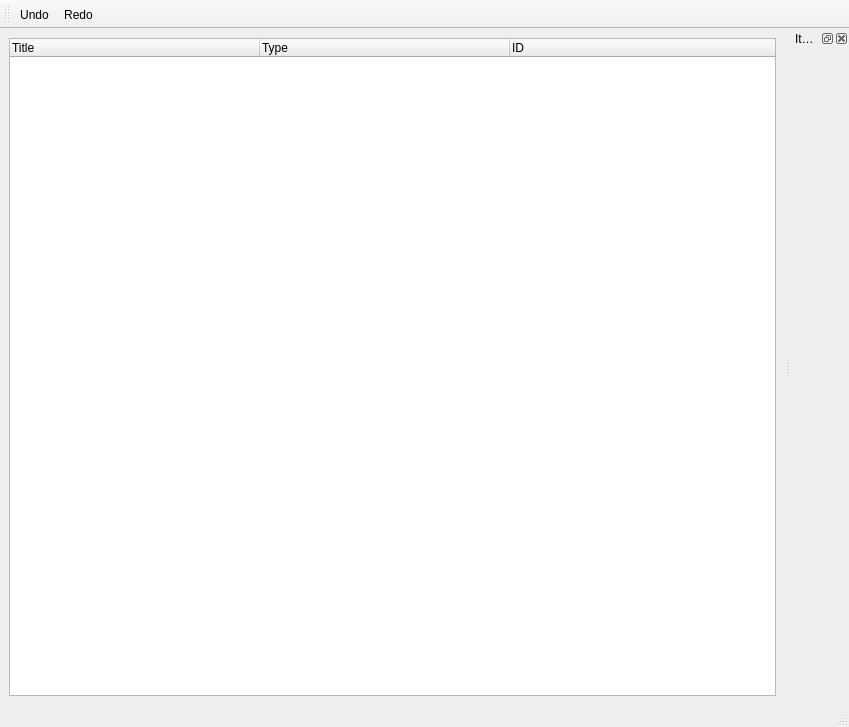
First picture: the form in ui/TailoringWindow.ui, repository OpenSCAP/scap-workbench, before the edit.
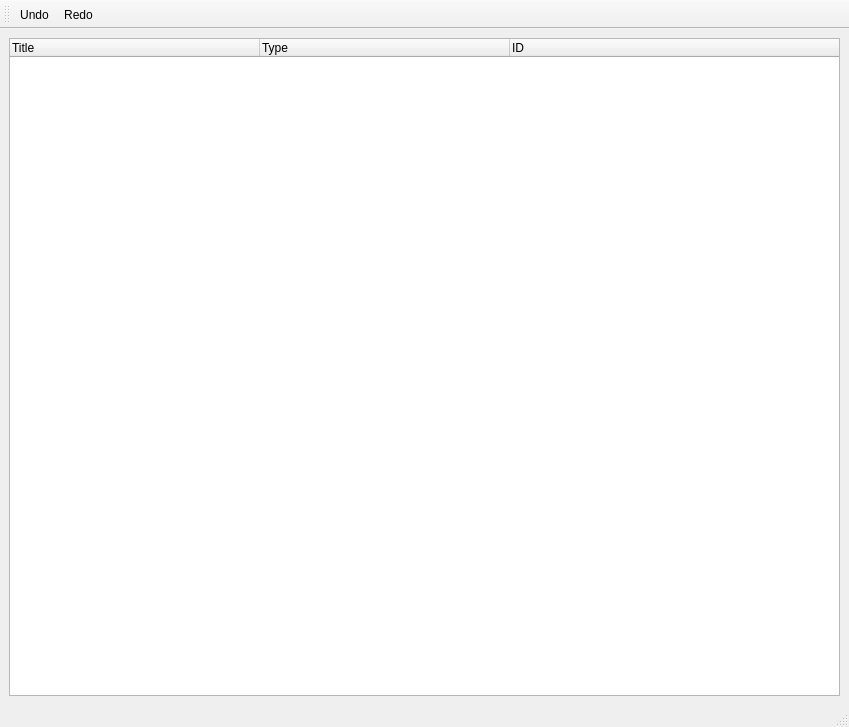
Second picture: the form after the edit.

Commit message:
Introduced selected XCCDF item properties dock widget
This will later be used to refine values.

```diff
--- a/ui/TailoringWindow.ui
+++ b/ui/TailoringWindow.ui
@@ -66,15 +66,6 @@
    <addaction name="actionUndo"/>
    <addaction name="actionRedo"/>
   </widget>
-  <widget class="QDockWidget" name="itemPropertiesDockWidget">
-   <property name="windowTitle">
-    <string>Item Properties</string>
-   </property>
-   <attribute name="dockWidgetArea">
-    <number>2</number>
-   </attribute>
-   <widget class="QWidget" name="dockWidgetContents"/>
-  </widget>
   <action name="actionUndo">
    <property name="text">
     <string>Undo</string>
```
The commit also changes 3 other files.
